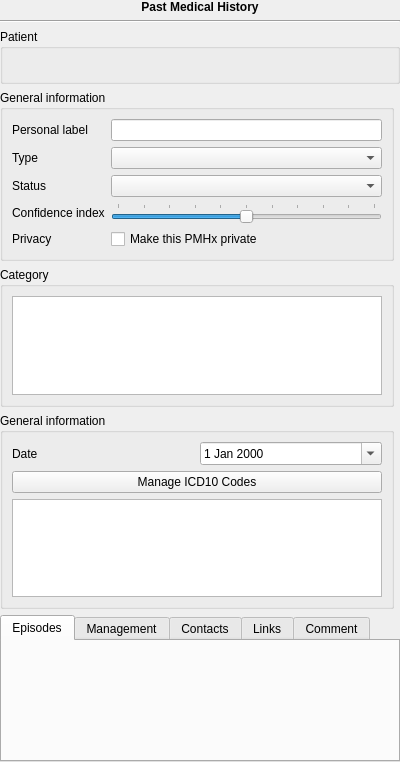
First picture: the form in plugins/pmhplugin/pmhviewer.ui, repository FreeHealth/freehealth, before the edit.
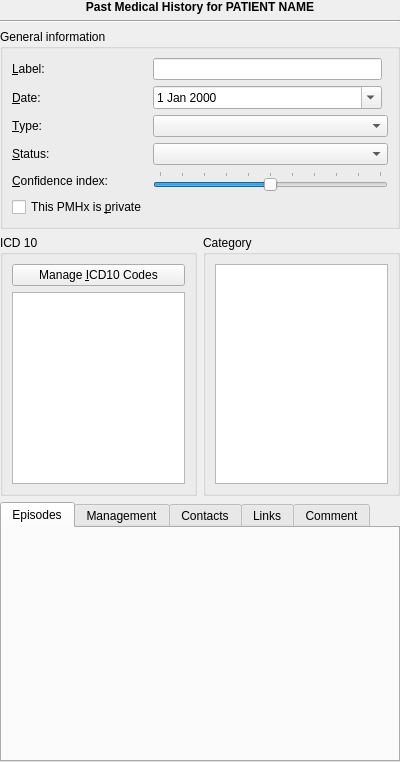
Second picture: the form after the edit. Custom widgets are drawn as their Qt base class.

Commit message: improved PMHX creator dialog UI

```diff
--- a/plugins/pmhplugin/pmhviewer.ui
+++ b/plugins/pmhplugin/pmhviewer.ui
@@ -17,8 +17,15 @@
    <property name="margin">
     <number>0</number>
    </property>
+   <item row="1" column="0" colspan="2">
+    <widget class="Line" name="line">
+     <property name="orientation">
+      <enum>Qt::Horizontal</enum>
+     </property>
+    </widget>
+   </item>
    <item row="0" column="0" colspan="2">
-    <widget class="QLabel" name="label">
+    <widget class="QLabel" name="titleLabel">
      <property name="font">
       <font>
        <weight>75</weight>
@@ -26,103 +33,14 @@
       </font>
      </property>
      <property name="text">
-      <string>Past Medical History</string>
+      <string>Past Medical History for PATIENT NAME</string>
      </property>
      <property name="alignment">
       <set>Qt::AlignCenter</set>
      </property>
     </widget>
    </item>
-   <item row="1" column="0" colspan="2">
-    <widget class="Line" name="line">
-     <property name="orientation">
-      <enum>Qt::Horizontal</enum>
-     </property>
-    </widget>
-   </item>
-   <item row="3" column="0">
-    <widget class="QGroupBox" name="groupBox_2">
-     <property name="title">
-      <string>General information</string>
-     </property>
-     <layout class="QGridLayout" name="gridLayout_2">
-      <item row="1" column="0">
-       <widget class="QLabel" name="label_2">
-        <property name="text">
-         <string>Personal label</string>
-        </property>
-       </widget>
-      </item>
-      <item row="1" column="2">
-       <widget class="QLineEdit" name="personalLabel"/>
-      </item>
-      <item row="2" column="0">
-       <widget class="QLabel" name="label_3">
-        <property name="text">
-         <string>Type</string>
-        </property>
-       </widget>
-      </item>
-      <item row="2" column="2">
-       <widget class="QComboBox" name="typeCombo"/>
-      </item>
-      <item row="3" column="0">
-       <widget class="QLabel" name="label_4">
-        <property name="text">
-         <string>Status</string>
-        </property>
-       </widget>
-      </item>
-      <item row="3" column="2">
-       <widget class="QComboBox" name="statusCombo"/>
-      </item>
-      <item row="4" column="0">
-       <widget class="QLabel" name="label_5">
-        <property name="text">
-         <string>Confidence index</string>
-        </property>
-       </widget>
-      </item>
-      <item row="4" column="2">
-       <widget class="QSlider" name="confIndexSlider">
-        <property name="maximum">
-         <number>10</number>
-        </property>
-        <property name="pageStep">
-         <number>2</number>
-        </property>
-        <property name="value">
-         <number>5</number>
-        </property>
-        <property name="orientation">
-         <enum>Qt::Horizontal</enum>
-        </property>
-        <property name="invertedAppearance">
-         <bool>false</bool>
-        </property>
-        <property name="tickPosition">
-         <enum>QSlider::TicksAbove</enum>
-        </property>
-       </widget>
-      </item>
-      <item row="6" column="0">
-       <widget class="QLabel" name="label_6">
-        <property name="text">
-         <string>Privacy</string>
-        </property>
-       </widget>
-      </item>
-      <item row="6" column="2">
-       <widget class="QCheckBox" name="makePrivateBox">
-        <property name="text">
-         <string>Make this PMHx private</string>
-        </property>
-       </widget>
-      </item>
-     </layout>
-    </widget>
-   </item>
-   <item row="6" column="0" colspan="2">
+   <item row="7" column="0" colspan="2">
     <widget class="QTabWidget" name="tabWidget">
      <property name="currentIndex">
       <number>0</number>
@@ -164,13 +82,32 @@
      </widget>
     </widget>
    </item>
-   <item row="4" column="0">
+   <item row="3" column="0">
+    <widget class="QGroupBox" name="simpleBox">
+     <property name="title">
+      <string>ICD 10</string>
+     </property>
+     <layout class="QGridLayout" name="gridLayout_7">
+      <item row="1" column="0" colspan="2">
+       <widget class="QListView" name="icdCodes"/>
+      </item>
+      <item row="0" column="0" colspan="2">
+       <widget class="QPushButton" name="simple_icd10">
+        <property name="text">
+         <string>Manage &amp;ICD10 Codes</string>
+        </property>
+       </widget>
+      </item>
+     </layout>
+    </widget>
+   </item>
+   <item row="3" column="1">
     <widget class="QGroupBox" name="groupBox">
      <property name="title">
       <string>Category</string>
      </property>
      <layout class="QGridLayout" name="gridLayout_3">
-      <item row="0" column="0">
+      <item row="0" column="1">
        <widget class="QTreeView" name="categoryTreeView">
         <property name="editTriggers">
          <set>QAbstractItemView::NoEditTriggers</set>
@@ -183,49 +120,101 @@
      </layout>
     </widget>
    </item>
-   <item row="5" column="0">
-    <widget class="QGroupBox" name="simpleBox">
+   <item row="2" column="0" colspan="2">
+    <widget class="QGroupBox" name="groupBox_2">
      <property name="title">
       <string>General information</string>
      </property>
-     <layout class="QGridLayout" name="gridLayout_7">
-      <item row="0" column="0">
+     <layout class="QGridLayout" name="gridLayout_2">
+      <item row="4" column="0">
+       <widget class="QLabel" name="label_3">
+        <property name="text">
+         <string>&amp;Type:</string>
+        </property>
+        <property name="buddy">
+         <cstring>typeCombo</cstring>
+        </property>
+       </widget>
+      </item>
+      <item row="5" column="0">
+       <widget class="QLabel" name="label_4">
+        <property name="text">
+         <string>&amp;Status:</string>
+        </property>
+        <property name="buddy">
+         <cstring>statusCombo</cstring>
+        </property>
+       </widget>
+      </item>
+      <item row="4" column="1" colspan="2">
+       <widget class="QComboBox" name="typeCombo"/>
+      </item>
+      <item row="1" column="1">
+       <widget class="QLineEdit" name="personalLabel"/>
+      </item>
+      <item row="5" column="1" colspan="2">
+       <widget class="QComboBox" name="statusCombo"/>
+      </item>
+      <item row="6" column="0">
+       <widget class="QLabel" name="label_5">
+        <property name="text">
+         <string>&amp;Confidence index:</string>
+        </property>
+        <property name="buddy">
+         <cstring>confIndexSlider</cstring>
+        </property>
+       </widget>
+      </item>
+      <item row="6" column="1" colspan="2">
+       <widget class="QSlider" name="confIndexSlider">
+        <property name="maximum">
+         <number>10</number>
+        </property>
+        <property name="pageStep">
+         <number>2</number>
+        </property>
+        <property name="value">
+         <number>5</number>
+        </property>
+        <property name="orientation">
+         <enum>Qt::Horizontal</enum>
+        </property>
+        <property name="tickPosition">
+         <enum>QSlider::TicksAbove</enum>
+        </property>
+       </widget>
+      </item>
+      <item row="2" column="0">
        <widget class="QLabel" name="label_7">
         <property name="text">
-         <string>Date</string>
+         <string>&amp;Date:</string>
         </property>
+        <property name="buddy">
+         <cstring>simple_date</cstring>
+        </property>
        </widget>
       </item>
-      <item row="0" column="1">
+      <item row="7" column="0">
+       <widget class="QCheckBox" name="makePrivateBox">
+        <property name="text">
+         <string>This PMHx is &amp;private</string>
+        </property>
+       </widget>
+      </item>
+      <item row="2" column="1">
        <widget class="QDateEdit" name="simple_date">
         <property name="calendarPopup">
          <bool>true</bool>
         </property>
        </widget>
       </item>
-      <item row="1" column="0" colspan="2">
-       <widget class="QPushButton" name="simple_icd10">
+      <item row="1" column="0">
+       <widget class="QLabel" name="label_2">
         <property name="text">
-         <string>Manage ICD10 Codes</string>
+         <string>&amp;Label:</string>
         </property>
-       </widget>
-      </item>
-      <item row="2" column="0" colspan="2">
-       <widget class="QListView" name="icdCodes"/>
-      </item>
-     </layout>
-    </widget>
-   </item>
-   <item row="2" column="0" colspan="2">
-    <widget class="QGroupBox" name="patientGroup">
-     <property name="title">
-      <string>Patient</string>
-     </property>
-     <layout class="QGridLayout" name="gridLayout_6">
-      <item row="0" column="0">
-       <widget class="QLabel" name="patientInfos">
-        <property name="text">
-         <string/>
+        <property name="buddy">
+         <cstring>personalLabel</cstring>
         </property>
        </widget>
       </item>
```
Left out of the diff: 4 changed lines with no effect on the pictures. The commit also changes 2 other files.
